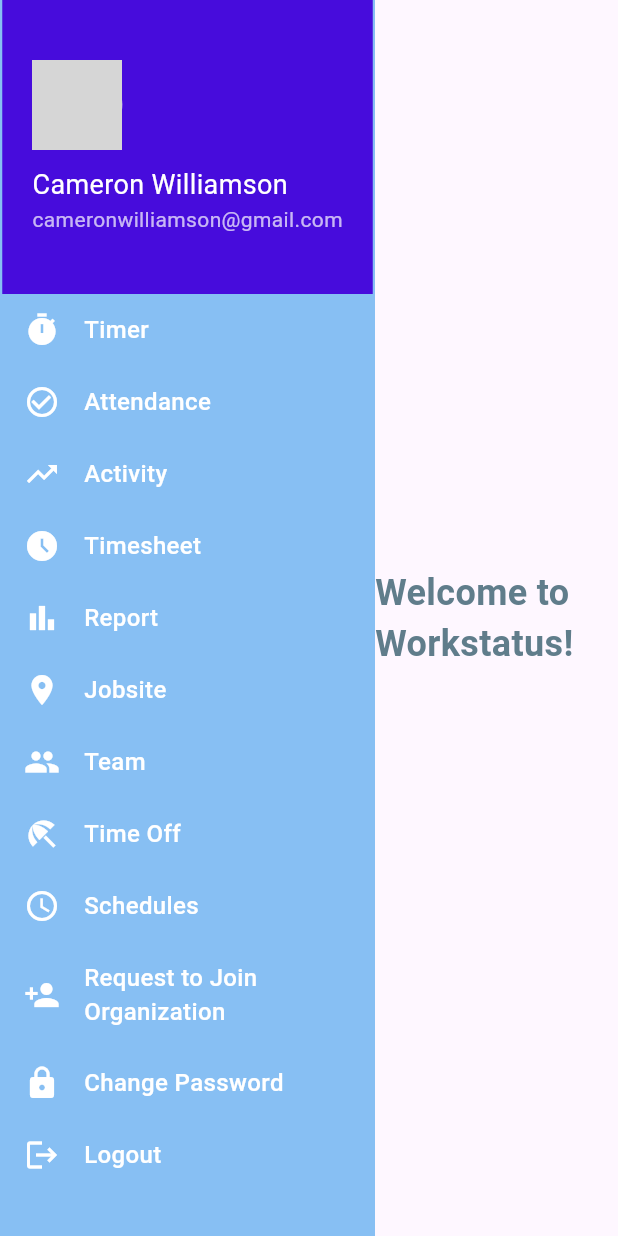
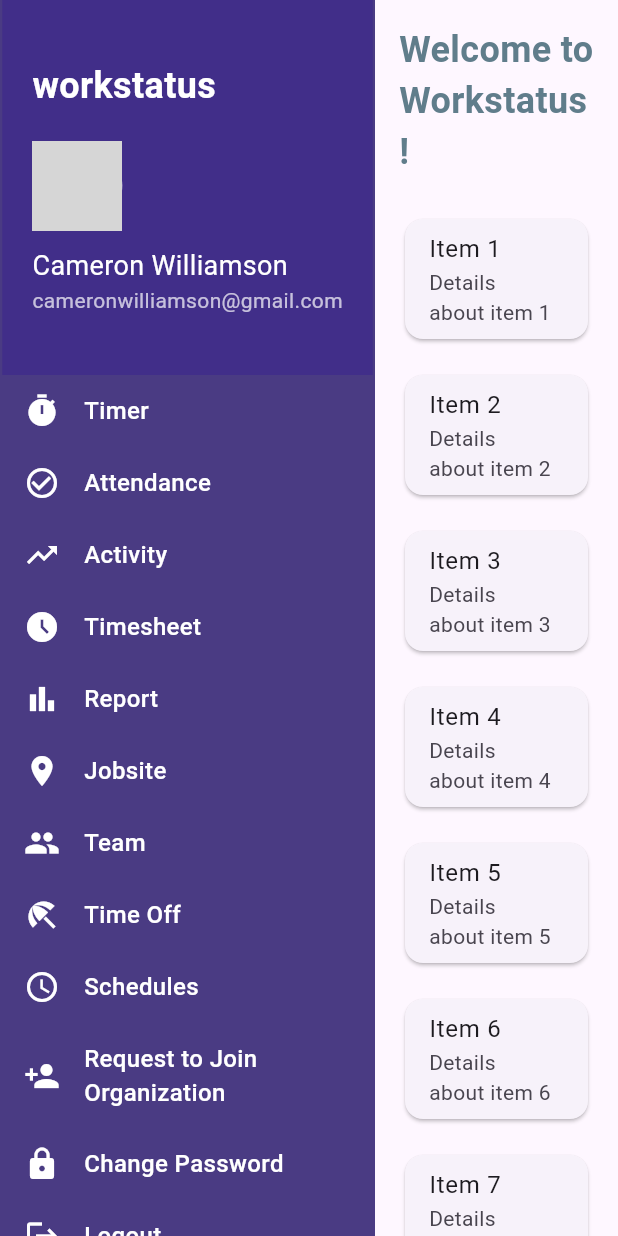
Before and after one commit to Saket045/Location_tracker, a Flutter app: the screen it shows after launch, on a phone screen of 412 x 824 dp. Run offline on Flutter 3.47's test engine with Material 3 defaults, Android fonts, the phone set to English and light mode, and no system bars; our stand-ins replace flutter_dotenv, google_maps_flutter; network calls fail; grey boxes are pictures that could not be loaded.

Commit message:
"home_page_modification"

```diff
--- a/lib/screens/home_page.dart
+++ b/lib/screens/home_page.dart
@@ -3,7 +3,61 @@
 import '../widgets/drawer_item.dart';
 import '../screens/attendance_page.dart';
 
+
 class HomePage extends StatelessWidget {
+  @override
+  Widget build(BuildContext context) {
+    return Scaffold(
+      body: Row(
+        children: [
+          // Fixed Navigation Drawer
+          NavigationDrawer(),
+          // Scrollable Content
+          Expanded(
+            child: SingleChildScrollView(
+              child: Column(
+                crossAxisAlignment: CrossAxisAlignment.start,
+                children: [
+                  Container(
+                    padding: const EdgeInsets.all(16.0),
+                    child: Text(
+                      'Welcome to Workstatus!',
+                      style: TextStyle(
+                        fontSize: 24,
+                        fontWeight: FontWeight.bold,
+                        color: const Color.fromRGBO(96, 125, 139, 1),
+                      ),
+                    ),
+                  ),
+                  // Example scrollable content
+                  ListView.builder(
+                    shrinkWrap: true,
+                    physics: NeverScrollableScrollPhysics(),
+                    itemCount: 20, // Simulating 20 items for content
+                    itemBuilder: (context, index) {
+                      return Padding(
+                        padding: const EdgeInsets.symmetric(
+                            horizontal: 16.0, vertical: 8.0),
+                        child: Card(
+                          child: ListTile(
+                            title: Text('Item ${index + 1}'),
+                            subtitle: Text('Details about item ${index + 1}'),
+                          ),
+                        ),
+                      );
+                    },
+                  ),
+                ],
+              ),
+            ),
+          ),
+        ],
+      ),
+    );
+  }
+}
+
+/*class HomePage extends StatelessWidget {
   @override
   Widget build(BuildContext context) {
     return Scaffold(
@@ -26,23 +80,108 @@
       ),
     );
   }
-}
+}*/
 
+/*class HomePage extends StatelessWidget {
+  @override
+  Widget build(BuildContext context) {
+    return Scaffold(
+      body: Stack(
+        children: [
+          // Navigation Drawer - Positioned to the left
+          Positioned(
+            top: 0,
+            bottom: 0,
+            left: 0,
+            width: 250,
+            child: Container(
+              color: Colors.blueGrey.shade50,
+              child: NavigationDrawer(),
+            ),
+          ),
+          // Main Content Area - Positioned to fill the remaining space
+          Positioned(
+            top: 0,
+            bottom: 0,
+            left: 250,
+            right: 0,
+            child: Center(
+              child: Container(
+                padding: EdgeInsets.all(16.0),
+                decoration: BoxDecoration(
+                  color: Colors.white,
+                  borderRadius: BorderRadius.circular(12),
+                  boxShadow: [
+                    BoxShadow(
+                      color: Colors.grey.withOpacity(0.2),
+                      spreadRadius: 5,
+                      blurRadius: 10,
+                      offset: Offset(0, 3),
+                    ),
+                  ],
+                ),
+                child: Column(
+                  mainAxisSize: MainAxisSize.min,
+                  children: [
+                    Text(
+                      'Welcome to Workstatus!',
+                      style: TextStyle(
+                        fontSize: 26,
+                        fontWeight: FontWeight.bold,
+                        color: const Color.fromRGBO(96, 125, 139, 1),
+                        shadows: [
+                          Shadow(
+                            blurRadius: 4.0,
+                            color: Colors.grey.withOpacity(0.5),
+                            offset: Offset(2, 2),
+                          ),
+                        ],
+                      ),
+                      textAlign: TextAlign.center,
+                    ),
+                    SizedBox(height: 8),
+                    Text(
+                      'Manage your work effortlessly with our tools.',
+                      style: TextStyle(
+                        fontSize: 16,
+                        color: Colors.grey.shade600,
+                      ),
+                      textAlign: TextAlign.center,
+                    ),
+                  ],
+                ),
+              ),
+            ),
+          ),
+        ],
+      ),
+    );
+  }
+}*/
 
 class NavigationDrawer extends StatelessWidget {
   @override
   Widget build(BuildContext context) {
     return Container(
       width: 250,
-      color: const Color.fromARGB(255, 135, 191, 243),
+      color: const Color.fromRGBO(74, 59, 131, 1),
       child: Column(
         children: [
           Container(
             padding: const EdgeInsets.symmetric(vertical: 40, horizontal: 20),
-            color: const Color.fromARGB(255, 71, 12, 220),
+            color: const Color.fromARGB(255, 65, 46, 137),
             child: Column(
               crossAxisAlignment: CrossAxisAlignment.start,
               children: [
+                Text(
+                  'workstatus',
+                  style: TextStyle(
+                    color: Colors.white,
+                    fontSize: 24,
+                    fontWeight: FontWeight.bold,
+                  ),
+                ),
+                SizedBox(height: 20),
                 CircleAvatar(
                   radius: 30,
                   backgroundColor: Colors.white,
```
